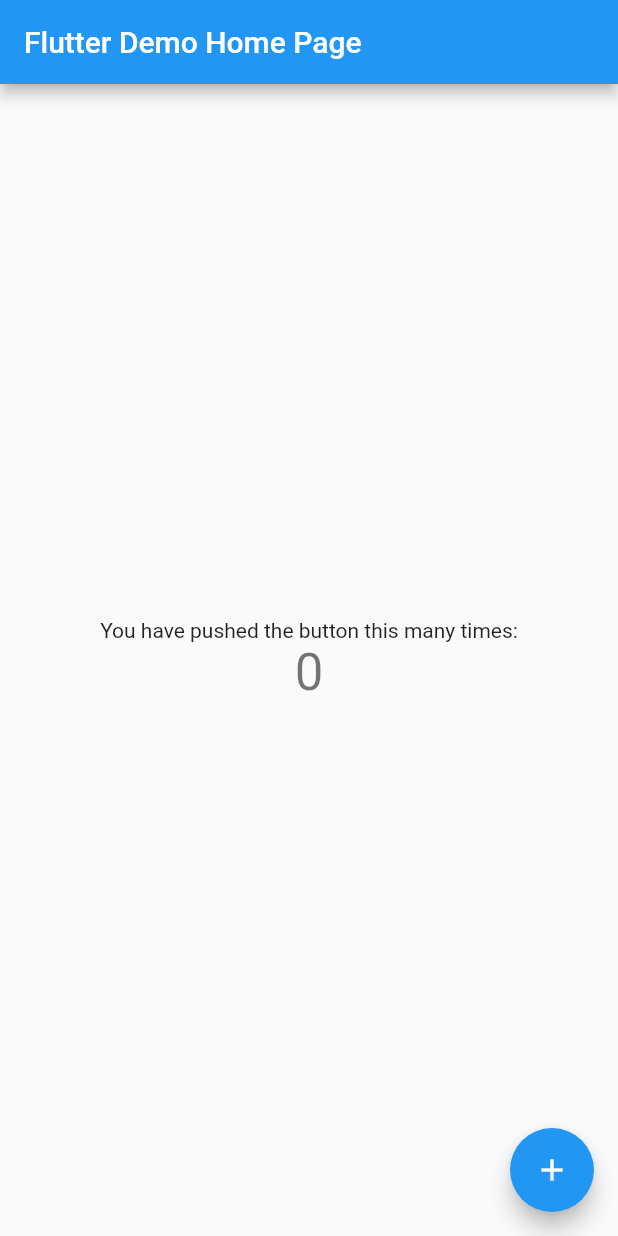
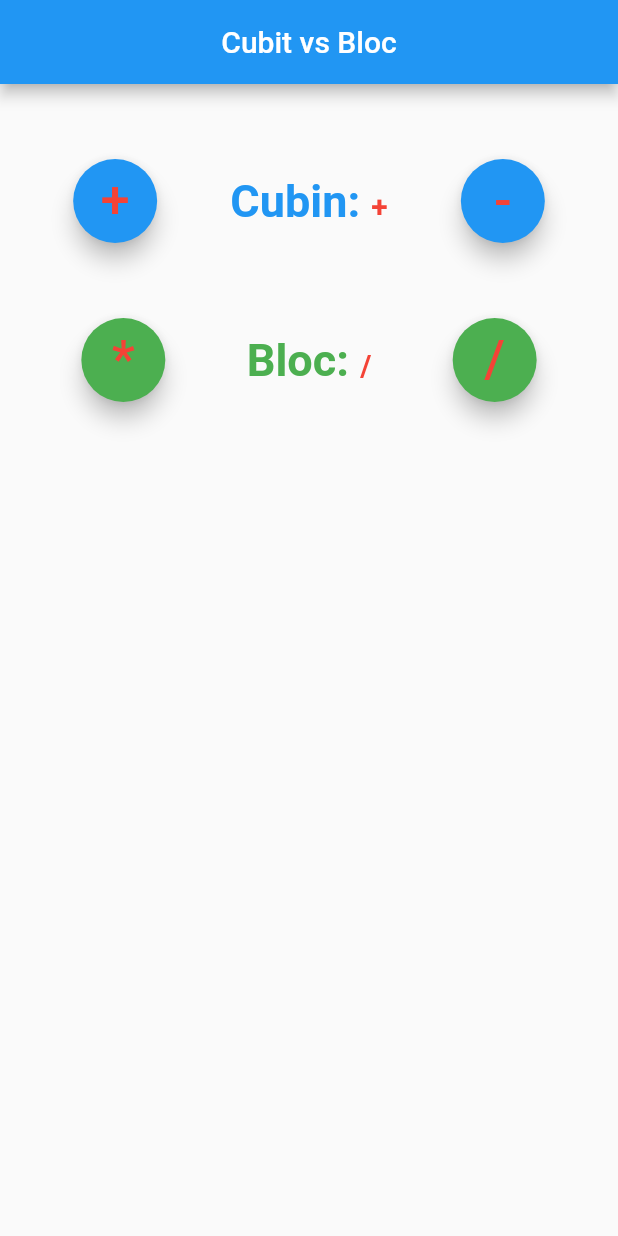
Before and after one commit to vfiruz97/flutter-bloc-vs-cubit, a Flutter app: the screen it shows after launch, on a phone screen of 412 x 824 dp. Run offline on Flutter 3.47's test engine with Material 2 defaults, Android fonts, the phone set to English and light mode, and no system bars; our stand-ins replace flutter_bloc.

Commit message:
cubit vs bloc into flutter_bloc 6.1.1

```diff
--- a/lib/main.dart
+++ b/lib/main.dart
@@ -1,3 +1,4 @@
+import 'package:cubit_vs_bloc/view/pages/index.dart';
 import 'package:flutter/material.dart';
 
 void main() {
@@ -10,108 +11,7 @@ class MyApp extends StatelessWidget {
   Widget build(BuildContext context) {
     return MaterialApp(
       title: 'Flutter Demo',
-      theme: ThemeData(
-        // This is the theme of your application.
-        //
-        // Try running your application with "flutter run". You'll see the
-        // application has a blue toolbar. Then, without quitting the app, try
-        // changing the primarySwatch below to Colors.green and then invoke
-        // "hot reload" (press "r" in the console where you ran "flutter run",
-        // or simply save your changes to "hot reload" in a Flutter IDE).
-        // Notice that the counter didn't reset back to zero; the application
-        // is not restarted.
-        primarySwatch: Colors.blue,
-        // This makes the visual density adapt to the platform that you run
-        // the app on. For desktop platforms, the controls will be smaller and
-        // closer together (more dense) than on mobile platforms.
-        visualDensity: VisualDensity.adaptivePlatformDensity,
-      ),
-      home: MyHomePage(title: 'Flutter Demo Home Page'),
+      home: IndexPage(),
     );
   }
 }
-
-class MyHomePage extends StatefulWidget {
-  MyHomePage({Key key, this.title}) : super(key: key);
-
-  // This widget is the home page of your application. It is stateful, meaning
-  // that it has a State object (defined below) that contains fields that affect
-  // how it looks.
-
-  // This class is the configuration for the state. It holds the values (in this
-  // case the title) provided by the parent (in this case the App widget) and
-  // used by the build method of the State. Fields in a Widget subclass are
-  // always marked "final".
-
-  final String title;
-
-  @override
-  _MyHomePageState createState() => _MyHomePageState();
-}
-
-class _MyHomePageState extends State<MyHomePage> {
-  int _counter = 0;
-
-  void _incrementCounter() {
-    setState(() {
-      // This call to setState tells the Flutter framework that something has
-      // changed in this State, which causes it to rerun the build method below
-      // so that the display can reflect the updated values. If we changed
-      // _counter without calling setState(), then the build method would not be
-      // called again, and so nothing would appear to happen.
-      _counter++;
-    });
-  }
-
-  @override
-  Widget build(BuildContext context) {
-    // This method is rerun every time setState is called, for instance as done
-    // by the _incrementCounter method above.
-    //
-    // The Flutter framework has been optimized to make rerunning build methods
-    // fast, so that you can just rebuild anything that needs updating rather
-    // than having to individually change instances of widgets.
-    return Scaffold(
-      appBar: AppBar(
-        // Here we take the value from the MyHomePage object that was created by
-        // the App.build method, and use it to set our appbar title.
-        title: Text(widget.title),
-      ),
-      body: Center(
-        // Center is a layout widget. It takes a single child and positions it
-        // in the middle of the parent.
-        child: Column(
-          // Column is also a layout widget. It takes a list of children and
-          // arranges them vertically. By default, it sizes itself to fit its
-          // children horizontally, and tries to be as tall as its parent.
-          //
-          // Invoke "debug painting" (press "p" in the console, choose the
-          // "Toggle Debug Paint" action from the Flutter Inspector in Android
-          // Studio, or the "Toggle Debug Paint" command in Visual Studio Code)
-          // to see the wireframe for each widget.
-          //
-          // Column has various properties to control how it sizes itself and
-          // how it positions its children. Here we use mainAxisAlignment to
-          // center the children vertically; the main axis here is the vertical
-          // axis because Columns are vertical (the cross axis would be
-          // horizontal).
-          mainAxisAlignment: MainAxisAlignment.center,
-          children: <Widget>[
-            Text(
-              'You have pushed the button this many times:',
-            ),
-            Text(
-              '$_counter',
-              style: Theme.of(context).textTheme.headline4,
-            ),
-          ],
-        ),
-      ),
-      floatingActionButton: FloatingActionButton(
-        onPressed: _incrementCounter,
-        tooltip: 'Increment',
-        child: Icon(Icons.add),
-      ), // This trailing comma makes auto-formatting nicer for build methods.
-    );
-  }
-}
--- /dev/null
+++ b/lib/model/bloc/bloc.dart
@@ -0,0 +1,31 @@
+// Class States
+import 'package:flutter_bloc/flutter_bloc.dart';
+
+abstract class SymbolBlocState {}
+
+class MultiplySymbolState extends SymbolBlocState {}
+
+class DivideSymbolState extends SymbolBlocState {}
+
+// Class Events
+abstract class SymbolEvent {}
+
+class MultiplySymbolEvent extends SymbolEvent {}
+
+class DivideSymbolEvent extends SymbolEvent {}
+
+// Class Bloc
+class SymbolBloc extends Bloc<SymbolEvent, SymbolBlocState> {
+  SymbolBloc() : super(DivideSymbolState());
+
+  @override
+  Stream<SymbolBlocState> mapEventToState(SymbolEvent event) async* {
+    if (event is MultiplySymbolEvent) {
+      yield MultiplySymbolState();
+    } else if (event is DivideSymbolEvent) {
+      yield DivideSymbolState();
+    } else {
+      throw Exception('Underfined event!');
+    }
+  }
+}
--- /dev/null
+++ b/lib/model/cubit/cubit.dart
@@ -0,0 +1,21 @@
+import 'package:flutter_bloc/flutter_bloc.dart';
+
+// Clase State
+abstract class SymbolState {}
+
+class PlusSymbolState extends SymbolState {}
+
+class MinusSymbolState extends SymbolState {}
+
+// Class Cubit
+class SymbolCubit extends Cubit<SymbolState> {
+  SymbolCubit() : super(PlusSymbolState());
+
+  void getPlus() {
+    emit(PlusSymbolState());
+  }
+
+  void getMinus() {
+    emit(MinusSymbolState());
+  }
+}
--- /dev/null
+++ b/lib/view/pages/home.dart
@@ -0,0 +1,23 @@
+import 'package:cubit_vs_bloc/view/widgets/bloc.dart';
+import 'package:cubit_vs_bloc/view/widgets/cubit.dart';
+import 'package:flutter/material.dart';
+
+class HomePage extends StatelessWidget {
+  @override
+  Widget build(BuildContext context) {
+    return Container(
+      padding: EdgeInsets.only(top: 50.0),
+      alignment: Alignment.topCenter,
+      child: Column(
+        textDirection: TextDirection.ltr,
+        mainAxisAlignment: MainAxisAlignment.start,
+        crossAxisAlignment: CrossAxisAlignment.center,
+        children: [
+          CubitWidget(),
+          SizedBox(height: 50.0),
+          BlocWidget(),
+        ],
+      ),
+    );
+  }
+}
--- /dev/null
+++ b/lib/view/pages/index.dart
@@ -0,0 +1,15 @@
+import 'package:cubit_vs_bloc/view/pages/home.dart';
+import 'package:flutter/material.dart';
+
+class IndexPage extends StatelessWidget {
+  @override
+  Widget build(BuildContext context) {
+    return Scaffold(
+      appBar: AppBar(
+        title: Text('Cubit vs Bloc'),
+        centerTitle: true,
+      ),
+      body: HomePage(),
+    );
+  }
+}
--- /dev/null
+++ b/lib/view/widgets/bloc.dart
@@ -0,0 +1,74 @@
+import 'package:cubit_vs_bloc/model/bloc/bloc.dart';
+import 'package:flutter/material.dart';
+import 'package:flutter_bloc/flutter_bloc.dart';
+
+class BlocWidget extends StatelessWidget {
+  @override
+  Widget build(BuildContext context) {
+    return BlocProvider<SymbolBloc>(
+      create: (_) => SymbolBloc(),
+      child: BlocWidgetBuilder(),
+    );
+  }
+}
+
+class BlocWidgetBuilder extends StatelessWidget {
+  @override
+  Widget build(BuildContext context) {
+    final SymbolBloc symbolBloc = BlocProvider.of<SymbolBloc>(context);
+
+    return BlocBuilder<SymbolBloc, SymbolBlocState>(
+      builder: (context, state) => Row(
+        textDirection: TextDirection.ltr,
+        mainAxisAlignment: MainAxisAlignment.spaceEvenly,
+        children: [
+          FloatingActionButton(
+            backgroundColor: Colors.green,
+            child: Text(
+              '*',
+              style: TextStyle(
+                fontSize: 35.0,
+                color: Colors.red,
+              ),
+            ),
+            onPressed: () {
+              symbolBloc.add(MultiplySymbolEvent());
+            },
+          ),
+          Text.rich(
+            TextSpan(
+              style: TextStyle(
+                fontSize: 30,
+                fontWeight: FontWeight.bold,
+                color: Colors.green,
+              ),
+              text: 'Bloc: ',
+              children: <InlineSpan>[
+                TextSpan(
+                  text: state is MultiplySymbolState ? '*' : '/',
+                  style: TextStyle(
+                    fontSize: 20,
+                    color: Colors.red,
+                  ),
+                )
+              ],
+            ),
+          ),
+          FloatingActionButton(
+            backgroundColor: Colors.green,
+            child: Text(
+              '/',
+              style: TextStyle(
+                fontSize: 35.0,
+                color: Colors.red,
+              ),
+            ),
+            onPressed: () {
+              symbolBloc.add(DivideSymbolEvent());
+            },
+          ),
+        ],
+      ),
+    );
+  }
+}
--- /dev/null
+++ b/lib/view/widgets/cubit.dart
@@ -0,0 +1,72 @@
+import 'package:cubit_vs_bloc/model/cubit/cubit.dart';
+import 'package:flutter/material.dart';
+import 'package:flutter_bloc/flutter_bloc.dart';
+
+class CubitWidget extends StatelessWidget {
+  @override
+  Widget build(BuildContext context) {
+    return BlocProvider<SymbolCubit>(
+      create: (context) => SymbolCubit(),
+      child: CubitWidgetBuilder(),
+    );
+  }
+}
+
+class CubitWidgetBuilder extends StatelessWidget {
+  @override
+  Widget build(BuildContext context) {
+    return BlocBuilder<SymbolCubit, SymbolState>(
+      builder: (context, state) => Row(
+        textDirection: TextDirection.ltr,
+        mainAxisAlignment: MainAxisAlignment.spaceEvenly,
+        children: [
+          FloatingActionButton(
+            backgroundColor: Colors.blue,
+            child: Text(
+              '+',
+              style: TextStyle(
+                fontSize: 35.0,
+                color: Colors.red,
+              ),
+            ),
+            onPressed: () {
+              context.read<SymbolCubit>().getPlus();
+            },
+          ),
+          Text.rich(
+            TextSpan(
+              style: TextStyle(
+                fontSize: 30,
+                fontWeight: FontWeight.bold,
+                color: Colors.blue,
+              ),
+              text: 'Cubin: ',
+              children: <InlineSpan>[
+                TextSpan(
+                  text: state is PlusSymbolState ? '+' : '-',
+                  style: TextStyle(
+                    fontSize: 20,
+                    color: Colors.red,
+                  ),
+                )
+              ],
+            ),
+          ),
+          FloatingActionButton(
+            backgroundColor: Colors.blue,
+            child: Text(
+              '-',
+              style: TextStyle(
+                fontSize: 35.0,
+                color: Colors.red,
+              ),
+            ),
+            onPressed: () {
+              context.read<SymbolCubit>().getMinus();
+            },
+          ),
+        ],
+      ),
+    );
+  }
+}
```
Also changed, not shown: 1 other file.
